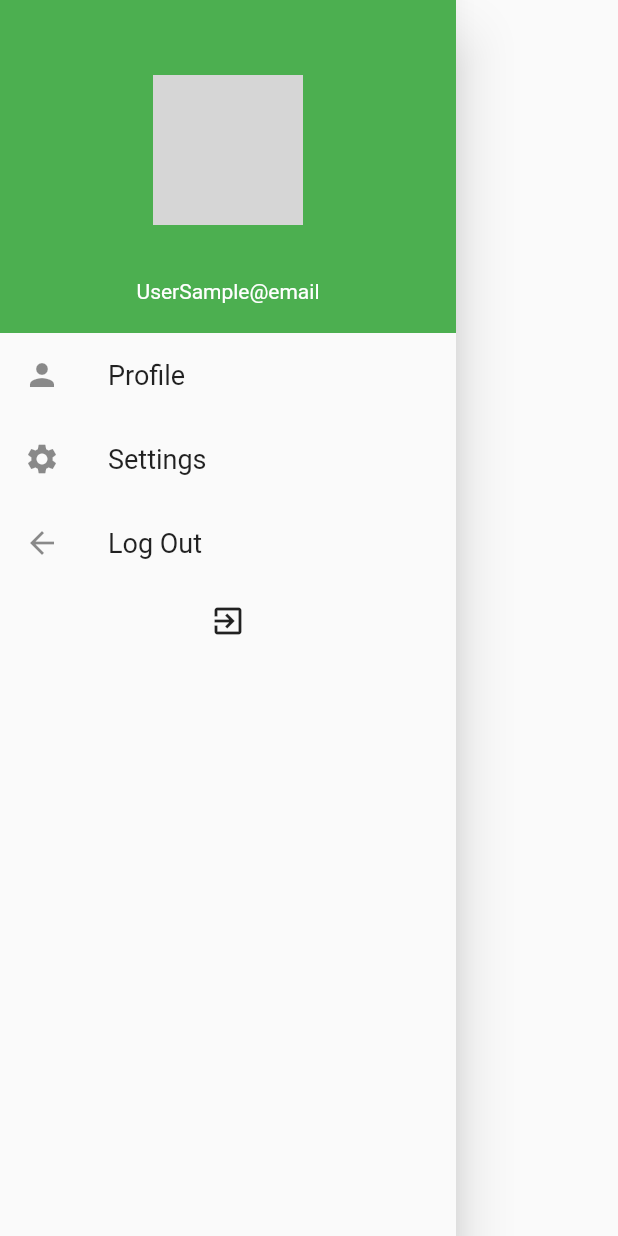
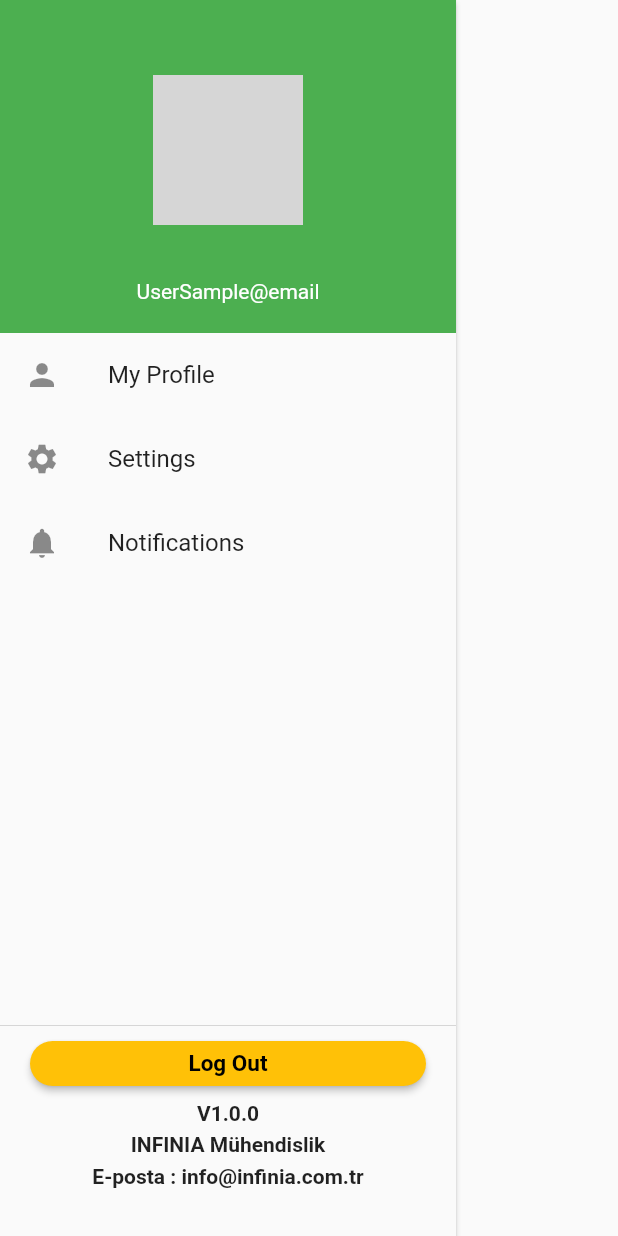
Before and after one commit to erenozger/evdebahce-mobileapp, a Flutter app: the HomeDrawer widget shown alone on an empty page, opened directly, on a phone screen of 412 x 824 dp. Run offline on Flutter 3.47's test engine with Material 2 defaults, Android fonts, the phone set to English and light mode, and no system bars; our stand-ins replace cached_network_image, cloud_firestore, firebase_auth, firebase_storage, flutter_spinkit, rflutter_alert and 1 more; accounts and stored records are empty; network calls fail; grey boxes are pictures that could not be loaded.

```diff
--- a/lib/main.dart
+++ b/lib/main.dart
@@ -51,6 +51,7 @@ class MyApp extends StatelessWidget {
         routes: {
           LoginScreen.id: (context) => LoginScreen(),
           SignupScreen.id: (context) => SignupScreen(),
+          //'/login-map': (context) => LoginScreen(),
         },
       ),
     );
--- a/lib/screens/home_drawer.dart
+++ b/lib/screens/home_drawer.dart
@@ -2,22 +2,26 @@ import 'package:flutter/material.dart';
 import 'package:provider/provider.dart';
 import 'package:story/homescreen.dart';
 import 'package:story/models/user_data.dart';
+import 'package:story/models/user_model.dart';
 import 'package:story/pages/user_profile.dart';
 import 'package:story/services/auth_service.dart';
+import 'package:story/services/database_service.dart';
 
 class HomeDrawer extends StatelessWidget {
   @override
   Widget build(BuildContext context) {
     final String currentUserId = Provider.of<UserData>(context).currentUserId;
+    //var docRec = db.collection("users").doc("currentUserId");
+    //final User currentUser = _setupProfileUser(currentUserId);
+    //print(currentUser);
 
     return Drawer(
+      elevation: 1.5,
       child: Column(
         children: <Widget>[
           Container(
             width: double.infinity,
             padding: EdgeInsets.all(20.0),
-            //color: Colors.lightGreenAccent[700],
-            //Theme.of(context).accentColor,
             color: Colors.green,
             child: Center(
               child: Column(
@@ -56,40 +60,94 @@ class HomeDrawer extends StatelessWidget {
               ),
             ),
           ),
+          Expanded(
+            child: ListView(
+              padding: EdgeInsets.zero,
+              children: <Widget>[
                 ListTile(
+                  title: Text('My Profile'),
                   leading: Icon(Icons.person),
-            title: Text(
-              'Profile',
-              style: TextStyle(fontSize: 18.0),
-            ),
-            onTap: null,
+                  onTap: () {},
                 ),
                 ListTile(
+                  title: Text('Settings'),
                   leading: Icon(Icons.settings),
-            title: Text(
-              'Settings',
-              style: TextStyle(fontSize: 18.0),
-            ),
-            onTap: null,
+                  onTap: () {},
                 ),
                 ListTile(
-            leading: Icon(Icons.arrow_back),
-            title: Text(
-              'Log Out',
-              style: TextStyle(fontSize: 18.0),
+                    title: Text('Notifications'),
+                    leading: Icon(Icons.notifications),
+                    onTap: () {})
+              ],
             ),
-            //onTap: null,
-            onTap: () {
-              //Navigator.of(context).pushNamed(UserProfile.routeName);
-              Navigator.of(context).pop(UserProfile);
-            },
           ),
-          IconButton(
-            icon: Icon(Icons.exit_to_app),
-            onPressed: AuthService.logout,
+          Container(
+            color: Colors.black,
+            width: double.infinity,
+            height: 0.1,
+          ),
+          LogOutButton(),
+          Container(
+            padding: EdgeInsets.all(10),
+            height: 100,
+            child: Column(
+              children: <Widget>[
+                Text(
+                  "V1.0.0",
+                  style: TextStyle(fontWeight: FontWeight.bold),
+                ),
+                SizedBox(
+                  height: 5,
+                ),
+                Text(
+                  "INFINIA Mühendislik",
+                  style: TextStyle(fontWeight: FontWeight.bold),
+                ),
+                SizedBox(
+                  height: 5,
+                ),
+                Text(
+                  "E-posta : info@infinia.com.tr",
+                  style: TextStyle(fontWeight: FontWeight.bold),
+                ),
+              ],
+            ),
           ),
         ],
       ),
     );
   }
 }
+
+class LogOutButton extends StatelessWidget {
+  @override
+  Widget build(BuildContext context) {
+    return Padding(
+      padding: const EdgeInsets.fromLTRB(20.0, 10.0, 20.0, 0),
+      child: Container(
+        width: MediaQuery.of(context).size.width,
+        margin: EdgeInsets.only(bottom: 0.0),
+        height: 30.0,
+        child: RaisedButton(
+          color: Colors.amber,
+          onPressed: () {
+            AuthService.logout();
+          },
+          shape: RoundedRectangleBorder(
+            borderRadius: BorderRadius.circular(15),
+          ),
+          child: FittedBox(
+            child: Text(
+              'Log Out',
+              style: TextStyle(
+                fontSize: 15,
+                color: Colors.black,
+                fontWeight: FontWeight.bold,
+              ),
+            ),
+          ),
+        ),
+      ),
+    );
+  }
+}
--- /dev/null
+++ b/lib/utilities/constants.dart
@@ -0,0 +1,5 @@
+import 'package:cloud_firestore/cloud_firestore.dart';
+import 'package:firebase_storage/firebase_storage.dart';
+
+final _firestore = Firestore.instance;
+final usersRef = _firestore.collection('users');
```
Also changed, not shown: lib/screens/login_screen.dart (+26 -18 lines), lib/screens/signup_screen.dart (+22 -2 lines), lib/services/auth_service.dart (+13 -20 lines), lib/services/database_service.dart (+10 -1 lines). Lines whose indentation alone changed are shown as unchanged.
